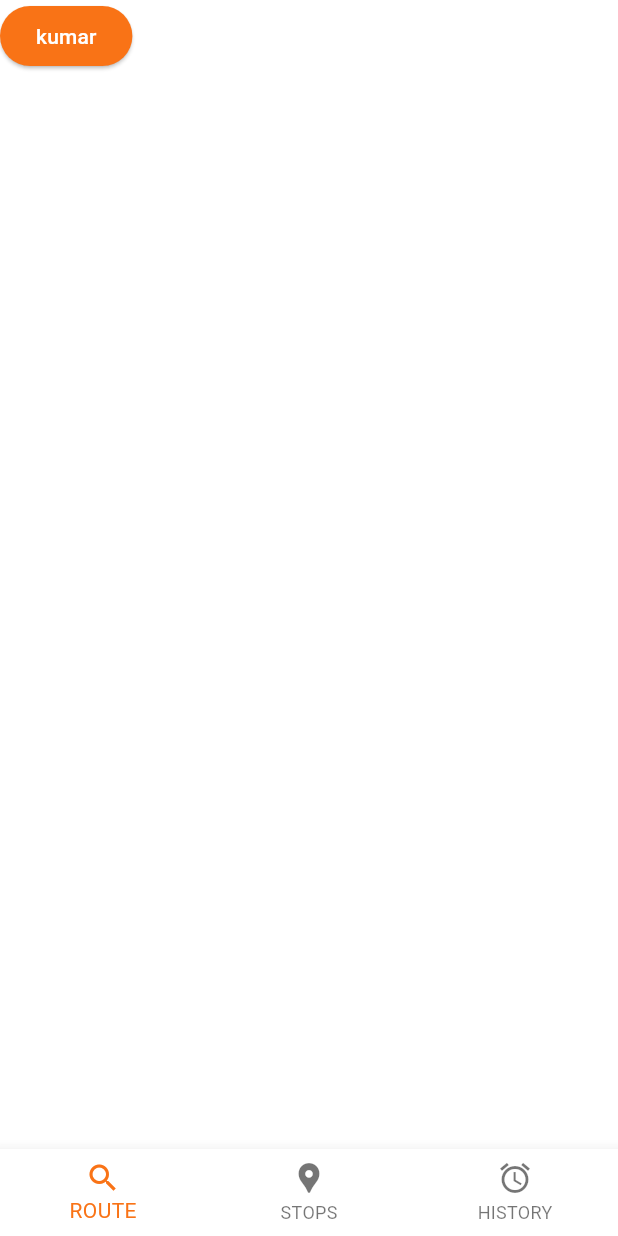
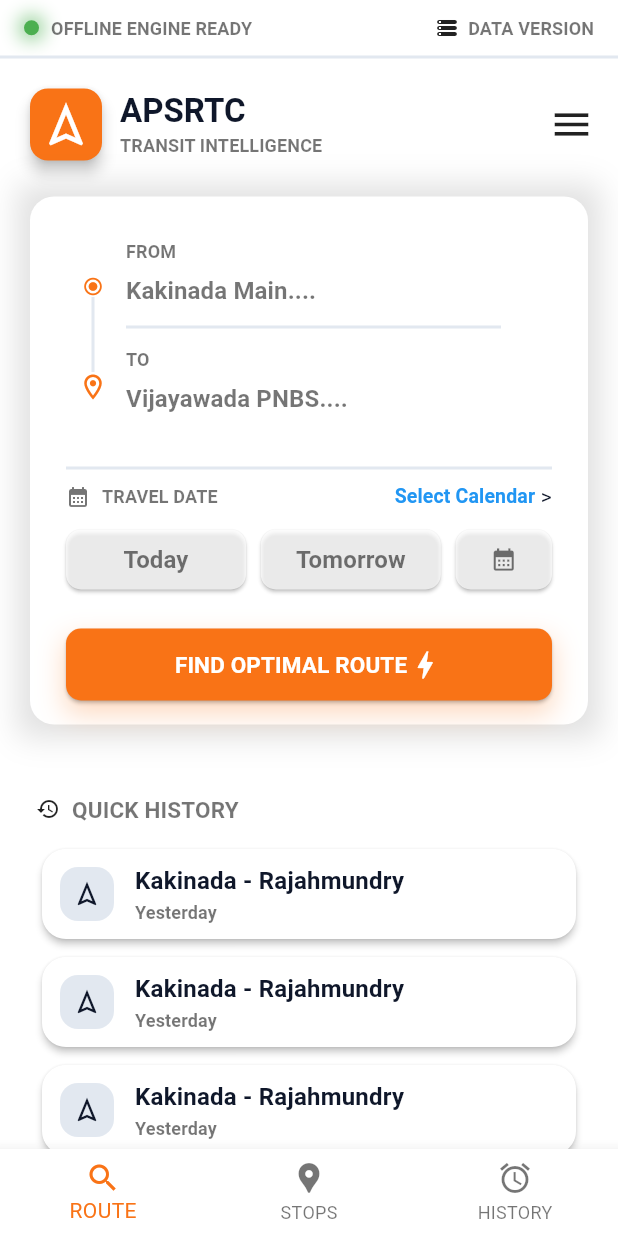
Before and after one commit to psyc-syntax/APSRTC-Transit-Planner, a Flutter app: the screen it shows after launch, on a phone screen of 412 x 824 dp. Run offline on Flutter 3.47's test engine with Material 3 defaults, Android fonts, the phone set to English and light mode, and no system bars.

Commit message:
home page ui is built with basic corrections and polish is needed

```diff
--- a/lib/Theme/App_theme.dart
+++ b/lib/Theme/App_theme.dart
@@ -22,6 +22,7 @@
   onError: Colors.black,
   surface: Color(0xff1e293b),
   onSurface: Colors.white,
+
 );
 
 class AppTheme{
@@ -30,6 +31,7 @@
     useMaterial3: true,
     colorScheme: kLightColorScheme,
     scaffoldBackgroundColor: kLightColorScheme.surface,
+    dividerColor: const Color(0xFFE2E8F0),
     appBarTheme: AppBarTheme(
       backgroundColor: Colors.transparent,
       foregroundColor: kLightColorScheme.surface,
@@ -55,6 +57,41 @@
     bottomNavigationBarTheme: BottomNavigationBarThemeData(
       backgroundColor: kLightColorScheme.surface,
       selectedItemColor: kLightColorScheme.primary,
+    ),
+
+    textTheme: TextTheme(
+      headlineSmall: TextStyle(
+        fontSize: 22,
+        fontWeight: FontWeight.bold,
+      ),
+
+      titleMedium: TextStyle(
+        fontSize: 18,
+        fontWeight: FontWeight.w600,
+      ),
+
+      titleSmall: TextStyle(
+        fontSize: 12,
+        fontWeight: FontWeight.w600,
+        color: Colors.black54
+      ),
+
+      bodyLarge: TextStyle(
+        fontSize: 16,
+        fontWeight: FontWeight.w500,
+      ),
+
+      bodyMedium: TextStyle(
+        fontSize: 14,
+
+      ),
+
+      labelLarge: TextStyle(
+        fontSize: 15,
+        fontWeight: FontWeight.w600,
+      )
+
+
     )
   );
 
@@ -62,6 +99,7 @@
     useMaterial3: true,
     colorScheme: kDarkColorScheme,
     scaffoldBackgroundColor: kDarkColorScheme.surface,
+    dividerColor: const Color(0xFF334155),
 
     appBarTheme: AppBarThemeData(
       backgroundColor: Colors.transparent,
@@ -89,6 +127,40 @@
     bottomNavigationBarTheme: BottomNavigationBarThemeData(
       backgroundColor: kDarkColorScheme.surface,
       selectedItemColor: kDarkColorScheme.primary,
+    ),
+
+    textTheme: TextTheme(
+      headlineSmall: TextStyle(
+        fontSize: 22,
+        fontWeight: FontWeight.bold,
+      ),
+
+      titleMedium: TextStyle(
+        fontSize: 18,
+        fontWeight: FontWeight.w600,
+        color: const Color.fromARGB(205, 255, 255, 255)
+      ),
+
+      bodyLarge: TextStyle(
+        fontSize: 16,
+        fontWeight: FontWeight.w500,
+      ),
+
+      titleSmall: TextStyle(
+        fontSize: 12,
+        fontWeight: FontWeight.w600,
+        color: Colors.white70
+      ),
+
+      bodyMedium: TextStyle(
+        fontSize: 14,
+
+      ),
+
+      labelLarge: TextStyle(
+        fontSize: 15,
+        fontWeight: FontWeight.w600,
+      )
     )
 
 
--- a/lib/main.dart
+++ b/lib/main.dart
@@ -1,5 +1,5 @@
 import 'package:flutter/material.dart';
-import 'package:planner_demo/Theme/App_theme.dart';
+import 'package:planner_demo/Theme/app_theme.dart';
 import 'package:planner_demo/screens/tabs.dart';
 
 void main() {
@@ -15,13 +15,8 @@
 
 
 class _AppState extends State<App> {
-  ThemeMode _themeMode = ThemeMode.system;
+  final ThemeMode _themeMode = ThemeMode.system;
 
-  void toggleTheme(ThemeMode mode){
-    setState(() {
-      _themeMode = mode;
-    });
-  }
   @override
   Widget build(BuildContext context) {
     return MaterialApp(
--- /dev/null
+++ b/lib/screens/home_screen.dart
@@ -0,0 +1,41 @@
+import 'package:flutter/material.dart';
+import 'package:planner_demo/widgets/shared/horizontal_line.dart';
+import 'package:planner_demo/widgets/home/app_logo_text.dart';
+import 'package:planner_demo/widgets/home/quick_history.dart';
+import 'package:planner_demo/widgets/home/route_search_card.dart';
+import 'package:planner_demo/widgets/home/home_header.dart';
+
+class HomeScreen extends StatelessWidget{
+  const HomeScreen({super.key});
+
+  @override
+  Widget build(BuildContext context) {
+    return Column(
+      crossAxisAlignment: CrossAxisAlignment.center,
+      children: [
+        //top title(offline engine ready, database info)
+        TopTitle(),
+        HorizontalLine(),
+
+        //main title (app icon and dropdown menu)
+        MainTitle(),
+        Column(
+          crossAxisAlignment: CrossAxisAlignment.start,
+          children: [
+            Padding(
+              padding: const EdgeInsets.symmetric(
+                horizontal: 16.0,
+              ),
+              child: RouteSearchCard(), //trip details selection card
+            ),
+
+            Padding(
+              padding: const EdgeInsets.symmetric(horizontal: 24, vertical: 42),
+              child: QuickHistory(),
+            )
+          ],
+        )
+      ],
+    );
+  }
+}
--- a/lib/screens/tabs.dart
+++ b/lib/screens/tabs.dart
@@ -1,4 +1,5 @@
 import 'package:flutter/material.dart';
+import 'package:planner_demo/screens/home_screen.dart';
 
 class TabsScreen extends StatefulWidget{
   const TabsScreen({super.key});
@@ -12,14 +13,16 @@
 class _TabsScreenState extends State<TabsScreen>{
   int _selectedIndex = 0;
 
+  final List<Widget> _pages = [
+    HomeScreen(),
+    Text("Stops Screen"),
+    Text("history screen"),
+  ];
+
   @override
   Widget build(BuildContext context) {
     return Scaffold(
-      body: ElevatedButton(
-        onPressed: (){},
-        child: Text("kumar"),
-      ),
-
+      body: _pages[_selectedIndex],
       bottomNavigationBar: BottomNavigationBar(
         currentIndex: _selectedIndex,
         onTap: (index){
--- /dev/null
+++ b/lib/widgets/home/app_logo_text.dart
@@ -0,0 +1,47 @@
+import 'package:flutter/material.dart';
+import 'package:planner_demo/widgets/shared/app_icon.dart';
+
+class MainTitle extends StatelessWidget {
+  const MainTitle({super.key});
+
+  @override
+  Widget build(BuildContext context) {
+    return Padding(
+      padding: const EdgeInsets.all(16),
+      child: Row(
+        mainAxisAlignment: MainAxisAlignment.spaceBetween,
+        children: [
+          Row(
+            children: [
+              //main app Icon
+              AppIcon(),
+
+              // gap between app title and icon
+              SizedBox(width: 8,),
+
+              Column(
+                crossAxisAlignment: CrossAxisAlignment.start,
+                children: [
+                  Text(
+                    "APSRTC", // main app title
+                    style: Theme.of(
+                      context,
+                    ).textTheme.titleLarge?.copyWith(fontWeight: FontWeight.bold),
+                  ),
+                  Text(
+                    "TRANSIT INTELLIGENCE", // sub title
+                    style: Theme.of(context).textTheme.titleSmall,
+                  ),
+                ],
+              ),
+            ],
+          ),
+
+          // Drop Down menu button
+          Icon(Icons.menu,
+          size: 30,),
+        ],
+      ),
+    );
+  }
+}
--- /dev/null
+++ b/lib/widgets/home/find_optimal_route_button.dart
@@ -0,0 +1,40 @@
+import 'package:flutter/material.dart';
+
+class FindOptimalRouteButton extends StatelessWidget{
+  const FindOptimalRouteButton({super.key});
+
+  @override
+  Widget build(BuildContext context) {
+    return Container(
+      decoration: BoxDecoration(
+        boxShadow: [
+          BoxShadow(
+            color: Theme.of(context).colorScheme.primary.withAlpha(75),
+            blurRadius: 16.0,
+            offset: Offset(0, 8),
+          )
+        ]
+      ),
+      child: ElevatedButton(
+        onPressed: (){},
+        style: Theme.of(context).elevatedButtonTheme.style?.copyWith(
+          shape: WidgetStatePropertyAll(
+            RoundedRectangleBorder(
+              borderRadius: BorderRadiusGeometry.circular(10),
+            ),
+          ),
+        ),
+        child: Padding(
+          padding: const EdgeInsets.all(12.0),
+          child: Row(
+            mainAxisAlignment: MainAxisAlignment.center,
+            children: [
+              Text("FIND OPTIMAL ROUTE"),
+              Icon(Icons.bolt, size: 24,),
+            ],
+          ),
+        ),
+      ),
+    );
+  }
+}
--- /dev/null
+++ b/lib/widgets/home/home_header.dart
@@ -0,0 +1,36 @@
+import 'package:flutter/material.dart';
+import 'package:planner_demo/widgets/shared/glowing_dot.dart';
+
+class TopTitle extends StatelessWidget {
+  const TopTitle({super.key});
+
+  @override
+  Widget build(BuildContext context) {
+    return Padding(
+      padding: const EdgeInsets.symmetric(horizontal: 16, vertical: 10),
+      child: Row(
+        mainAxisAlignment: MainAxisAlignment.spaceBetween,
+        children: [
+          Row(
+            children: [
+              GlowingDot(dotColor: Colors.green),
+              SizedBox(width: 8),
+              Text(
+                "OFFLINE ENGINE READY",
+                style: Theme.of(context).textTheme.titleSmall,
+              ),
+            ],
+          ),
+
+          Row(
+            children: [
+              Icon(Icons.storage_rounded, size: 16),
+              SizedBox(width: 6),
+              Text("DATA VERSION", style: Theme.of(context).textTheme.titleSmall),
+            ],
+          ),
+        ],
+      ),
+    );
+  }
+}
--- /dev/null
+++ b/lib/widgets/home/location_selection_block.dart
@@ -0,0 +1,102 @@
+import 'package:flutter/material.dart';
+
+class LocationSelectionBlock extends StatelessWidget{
+  const LocationSelectionBlock({super.key});
+
+  @override
+  Widget build(BuildContext context) {
+    return Row(
+        mainAxisAlignment: MainAxisAlignment.start,
+        children: [
+          //left side icons
+          Padding(
+            padding: const EdgeInsets.only(left: 32, right: 12, top: 16),
+            child: Column(
+              children: [
+                //from Icon
+                Icon(Icons.radio_button_on,
+                color: Theme.of(context).colorScheme.primary,
+                size: 14,
+                ),
+
+                //vertical line
+                Container(
+                  width: 2,
+                  height: 50,
+                  color: const Color(0xFFE2E8F0),
+                ),
+
+                //too Icon
+                Icon(Icons.location_on_outlined,
+                color: Theme.of(context).colorScheme.primary,
+                size: 20,
+                ),
+              ],
+            ),
+          ),
+
+
+          //right side maincontent
+          Padding(
+            padding: const EdgeInsets.symmetric(vertical: 28),
+            child: Column(
+              crossAxisAlignment: CrossAxisAlignment.start,
+              mainAxisAlignment: MainAxisAlignment.spaceEvenly,
+              children: [
+                Text("FROM",
+                style: Theme.of(context).textTheme.titleSmall?.copyWith(
+                  color: Colors.black54
+                ),
+                ),
+                SizedBox(height: 6,),
+
+                InkWell(
+                  onTap: (){
+                    print("from location selected");
+                  },
+                  child: Text("Kakinada Main....",
+                    style: Theme.of(context).textTheme.titleSmall?.copyWith(
+                      fontSize: 16,
+                      color: Colors.black54
+                    ),
+                  ),
+                ),
+
+                SizedBox(height: 12,),
+
+                //horizontal line
+                Container(
+                  height: 2,
+                  width: 250,
+                  color: const Color(0xFFE2E8F0),
+                ),
+
+                SizedBox(height: 12,),
+
+                Text("TO",
+                style: Theme.of(context).textTheme.titleSmall?.copyWith(
+                  color: Colors.black54
+                ),
+                ),
+
+                SizedBox(height: 6,),
+
+                InkWell(
+                  onTap: (){
+                    print("to location selected");
+                  },
+                  child: Text("Vijayawada PNBS....",
+                  style: Theme.of(context).textTheme.titleSmall?.copyWith(
+                    fontSize: 16,
+                    color: Colors.black54
+                  ),
+                  ),
+                ),
+
+              ],
+            ),
+          )
+        ],
+      );
+  }
+}
--- /dev/null
+++ b/lib/widgets/home/quick_history.dart
@@ -0,0 +1,42 @@
+import 'package:flutter/material.dart';
+import 'package:planner_demo/widgets/home/quick_history_trip_card.dart';
+
+class QuickHistory extends StatelessWidget {
+  const QuickHistory({super.key});
+
+  @override
+  Widget build(BuildContext context) {
+    return Column(
+      crossAxisAlignment: CrossAxisAlignment.start,
+      mainAxisAlignment: MainAxisAlignment.start,
+      children: [
+        // 1. The Title Row (Icon + Text)
+        Row(
+          children: [
+            const Icon(Icons.history, size: 16,),
+            const SizedBox(width: 8),
+            Text(
+              "QUICK HISTORY",
+              style: Theme.of(context).textTheme.titleSmall?.copyWith(
+                fontSize: 15,
+              ),
+            ),
+          ],
+        ),
+
+        SizedBox(height: 10,),
+
+        // The List of Cards
+        ListView.builder(
+          itemCount: 3,
+          shrinkWrap: true,
+          padding: EdgeInsets.zero,
+          physics: NeverScrollableScrollPhysics(),
+          itemBuilder: (context, index) {
+            return const QuickHistoryTripCard();
+          },
+        ),
+      ],
+    );
+  }
+}
--- /dev/null
+++ b/lib/widgets/home/quick_history_trip_card.dart
@@ -0,0 +1,59 @@
+import 'package:flutter/material.dart';
+
+class QuickHistoryTripCard extends StatelessWidget {
+  const QuickHistoryTripCard({super.key});
+
+  @override
+  Widget build(BuildContext context) {
+    return Padding(
+      padding: const EdgeInsets.symmetric(vertical: 2),
+      child: Card(
+        elevation: 2,
+        child: Padding(
+          padding: const EdgeInsets.all(8.0),
+          child: Row(
+            children: [
+              Card(
+                elevation: 0,
+                color: Theme.of(context).dividerColor,
+                shape: RoundedRectangleBorder(
+                  borderRadius: BorderRadiusGeometry.circular(12),
+                ),
+                child: Padding(
+                  padding: const EdgeInsets.all(8),
+                  child: Icon(
+                    Icons.navigation_outlined,
+                    color: Theme.of(context).colorScheme.onSurface,
+                    size: 20,
+                  ),
+                ),
+              ),
+
+              SizedBox(width: 10,),
+
+            Column(
+              crossAxisAlignment: CrossAxisAlignment.start,
+              children: [
+                Text(
+                  //from - to (trip details)
+                  "Kakinada - Rajahmundry",
+                  style: Theme.of(context).textTheme.titleMedium?.copyWith(
+                  fontSize: 16,
+                  ),
+                ),
+
+                Text(
+                  //trip searched date which is mentioned
+                  "Yesterday",
+                  style: Theme.of(context).textTheme.titleSmall,
+                )
+
+              ],
+            )
+            ],
+          ),
+        ),
+      ),
+    );
+  }
+}
--- /dev/null
+++ b/lib/widgets/home/route_search_card.dart
@@ -0,0 +1,47 @@
+import 'package:flutter/material.dart';
+import 'package:planner_demo/widgets/home/find_optimal_route_button.dart';
+import 'package:planner_demo/widgets/home/location_selection_block.dart';
+import 'package:planner_demo/widgets/home/travel_date_selection_block.dart';
+
+class RouteSearchCard extends StatelessWidget{
+  const RouteSearchCard({super.key});
+
+  @override
+  Widget build(BuildContext context) {
+    return Container(
+      decoration: BoxDecoration(
+        boxShadow: [
+          BoxShadow(
+            color: Colors.black12,
+            blurRadius: 16.0,
+            spreadRadius: 4.0,
+            offset: Offset(0, 0),
+          )
+        ]
+      ),
+      child: Card(
+        color: Theme.of(context).colorScheme.onPrimary,
+        elevation: 0,
+        child: Column(
+          children: [
+            LocationSelectionBlock(),
+            Padding(
+              padding: const EdgeInsets.symmetric(horizontal: 8.0),
+              child: TravelDateSelectionBlock(),
+            ),
+            Padding(
+              padding: const EdgeInsets.symmetric(
+                horizontal: 24.0,
+                vertical: 16,
+              ),
+
+
+              // find optimal route button
+              child: FindOptimalRouteButton(),
+            ),
+          ],
+        ),
+      ),
+    );
+  }
+}
--- /dev/null
+++ b/lib/widgets/home/travel_date_selection_block.dart
@@ -0,0 +1,158 @@
+import 'package:flutter/material.dart';
+
+class TravelDateSelectionBlock extends StatefulWidget{
+  const TravelDateSelectionBlock({super.key});
+
+  @override
+  State<TravelDateSelectionBlock> createState() => _TravelDateSelectionBlockState();
+}
+
+class _TravelDateSelectionBlockState extends State<TravelDateSelectionBlock> {
+
+  DateTime? _selectedDate = DateTime.now();
+
+  Future<void> pickDate() async{
+      DateTime? date = await showDatePicker(
+      context: context,
+      initialDate: DateTime.now(),
+      firstDate: DateTime.now(),
+      lastDate: DateTime(2050),
+    );
+
+    if(date != null){
+      _selectedDate = date;
+    }
+  }
+
+  @override
+  Widget build(BuildContext context) {
+    return Padding(
+      padding: const EdgeInsets.symmetric(horizontal: 16.0, vertical: 6),
+      child: Column(
+        crossAxisAlignment: CrossAxisAlignment.start,
+        children: [
+          Container(
+            width: double.infinity,
+            height: 2,
+            color: const Color(0xFFE2E8F0),
+          ),
+
+          //travel date title and select calendar button too
+          Padding(
+            padding: const EdgeInsets.symmetric(vertical: 8),
+            child: Row(
+              mainAxisAlignment: MainAxisAlignment.spaceBetween,
+              children: [
+                Row(
+                  children: [
+                    Icon(Icons.calendar_month, color: Colors.black54, size: 16,),
+                    SizedBox(width: 8,),
+                    Text("TRAVEL DATE", // travel date headding
+                      style: Theme.of(context).textTheme.titleSmall?.copyWith(
+                        color: Colors.black54
+                      ),
+                    ),
+                  ],
+                ),
+                Row(
+                  mainAxisAlignment: MainAxisAlignment.start,
+                  children: [
+                    TextButton(
+                      onPressed: (){},
+                      style: TextButton.styleFrom(
+                        minimumSize: Size.zero,
+                        padding: EdgeInsets.zero,
+                        tapTargetSize: MaterialTapTargetSize.shrinkWrap,
+                      ),
+                      child: InkWell(
+                        onTap: () async{
+                          await pickDate();
+                        },
+                        child: Text(
+                          "Select Calendar", // select calendar button
+                          style: TextStyle(
+                            fontSize: 13,
+                            color: Colors.blue,
+                          ),
+                        ),
+                      ),
+                    ),
+                    Text(" >")
+                  ],
+                )
+              ],
+            ),
+          ),
+          Row(
+            mainAxisAlignment: MainAxisAlignment.spaceBetween,
+            children: [
+              //today button
+              SizedBox(
+                width: 120,
+                height: 40,
+                child: ElevatedButton(
+                  onPressed: (){
+                    _selectedDate = DateTime.now();
+                  },
+                  style: Theme.of(context).elevatedButtonTheme.style?.copyWith(
+                   backgroundColor: WidgetStateProperty.all(Colors.white70),
+                   shape: WidgetStatePropertyAll(
+                    RoundedRectangleBorder(
+                      borderRadius: BorderRadiusGeometry.circular(10))),
+                    ),
+
+                  child: Text("Today",
+                  style: Theme.of(context).textTheme.titleSmall?.copyWith(
+                    fontSize: 16,
+                    color: Colors.black54,
+                  ),
+                  ),
+                ),
+              ),
+
+              //tomorrow button
+              SizedBox(
+                width: 120,
+                height: 40,
+                child: ElevatedButton(
+
+                  onPressed: (){
+                    _selectedDate = DateTime.now().add(const Duration(days: 1));
+                  },
+
+                  style: Theme.of(context).elevatedButtonTheme.style?.copyWith(
+                   backgroundColor: WidgetStateProperty.all(Colors.white70),
+                   shape: WidgetStatePropertyAll(
+                    RoundedRectangleBorder(
+                      borderRadius: BorderRadiusGeometry.circular(10))),
+                    ),
+
+                  child: Text("Tomorrow",
+                  style: Theme.of(context).textTheme.titleSmall?.copyWith(
+                    fontSize: 16,
+                    color: Colors.black54
+                  ),
+                  ),
+                ),
+              ),
+
+              // calendar icon button
+              ElevatedButton(
+                onPressed: ()async{
+                  await pickDate();
+                },
+                style: Theme.of(context).elevatedButtonTheme.style?.copyWith(
+                 backgroundColor: WidgetStateProperty.all(Colors.white70),
+                 shape: WidgetStatePropertyAll(
+                  RoundedRectangleBorder(
+                    borderRadius: BorderRadiusGeometry.circular(10))),
+                  ),
+                child: Icon(Icons.calendar_month, color: Colors.black54,),
+              ),
+            ],
+          ),
+        ],
+      ),
+    );
+  }
+}
--- /dev/null
+++ b/lib/widgets/shared/app_icon.dart
@@ -0,0 +1,23 @@
+import 'package:flutter/material.dart';
+
+class AppIcon extends StatelessWidget{
+  const AppIcon({super.key});
+
+  @override
+  Widget build(BuildContext context) {
+    return Card(
+      elevation: 4,
+      color: Theme.of(context).colorScheme.primary,
+      shape: RoundedRectangleBorder(
+        borderRadius: BorderRadiusGeometry.circular(12),
+      ),
+      child: Padding(
+        padding: const EdgeInsets.all(6),
+        child: Icon(
+          Icons.navigation_outlined,
+          color: Theme.of(context).colorScheme.onPrimary,
+          size: 36,),
+      ),
+    );
+  }
+}
--- /dev/null
+++ b/lib/widgets/shared/glowing_dot.dart
@@ -0,0 +1,26 @@
+import 'package:flutter/material.dart';
+
+class GlowingDot extends StatelessWidget{
+  const GlowingDot({super.key, required this.dotColor});
+
+  final Color dotColor;
+
+  @override
+  Widget build(BuildContext context) {
+    return Container(
+      height: 10,
+      width: 10,
+      decoration: BoxDecoration(
+        color: dotColor,
+        shape: BoxShape.circle,
+        boxShadow: [
+          BoxShadow(
+            color: dotColor.withAlpha(175),
+            blurRadius: 10,
+            spreadRadius: 3,
+          )
+        ]
+      ),
+    );
+  }
+}
--- /dev/null
+++ b/lib/widgets/shared/horizontal_line.dart
@@ -0,0 +1,13 @@
+import 'package:flutter/material.dart';
+
+class HorizontalLine extends StatelessWidget{
+  const HorizontalLine({super.key});
+
+  @override
+  Widget build(BuildContext context) {
+    return Container(
+      height: 2,
+      color: Theme.of(context).dividerColor,
+    );
+  }
+}
```
